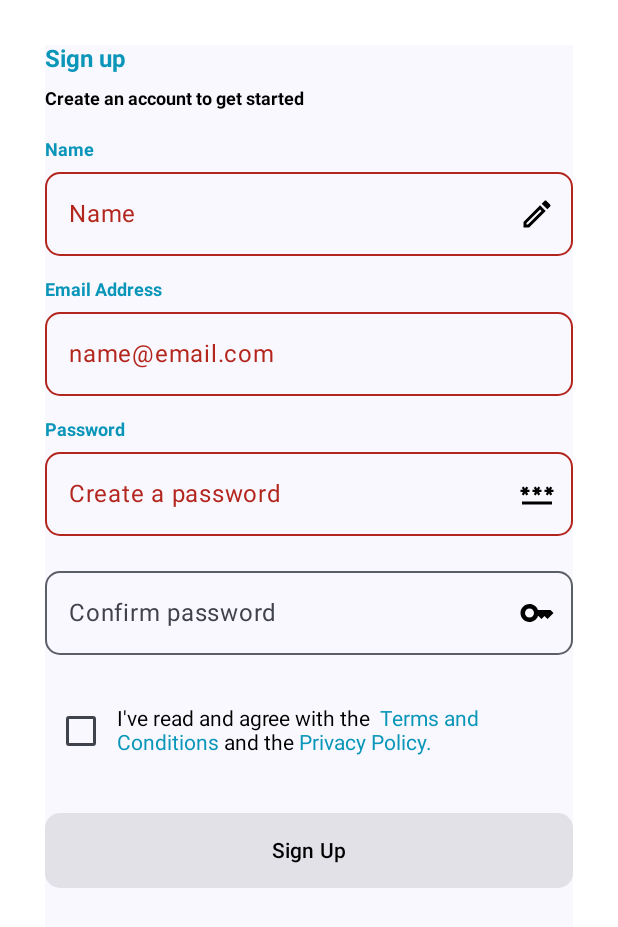
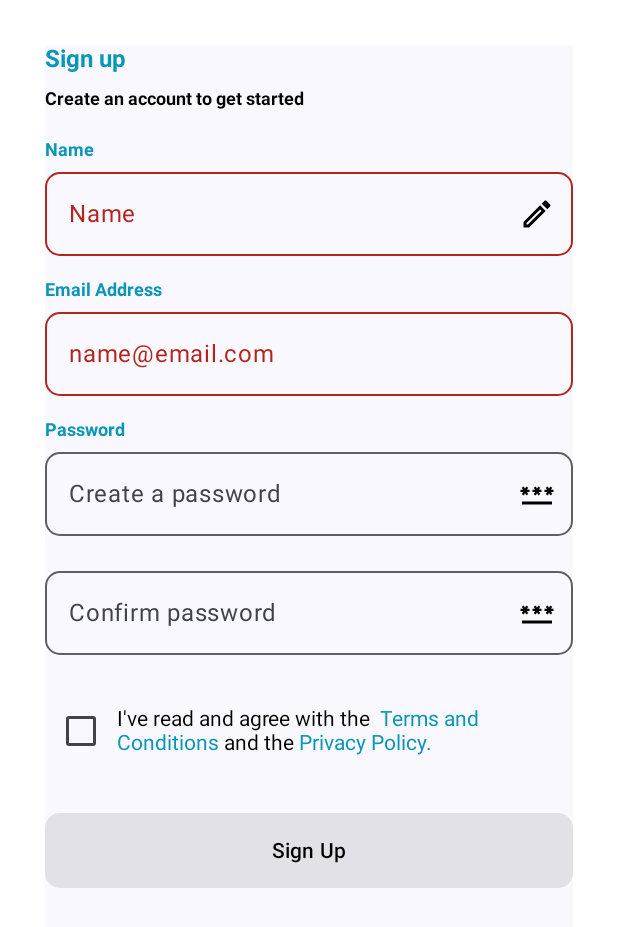
Before and after one commit to wellconnectlive/android_project_kc, an Android app built with Jetpack Compose: the RegisterScreen screen opened through its navigation route, on a phone screen of 412 x 824 dp. Shown: the top 927 px of the screen. Run offline under Robolectric (Android 15) with nearby library versions, the phone set to English and light mode, and no system bars; our stand-ins replace Dagger/Hilt's generated code, Firebase (no records; nobody signed in at launch, a user with empty details on screens opened directly); 1 statement that could not run was skipped.

Commit message:
last commit --> not real version

```diff
--- a/app/src/main/java/live/wellconnect/wellconnect/components/AppComponentsUI.kt
+++ b/app/src/main/java/live/wellconnect/wellconnect/components/AppComponentsUI.kt
@@ -103,11 +103,16 @@ fun MakeTextField(
 
 @OptIn(ExperimentalMaterial3Api::class)
 @Composable
-fun makeTextFieldPassword(labelValue: String, icon: ImageVector?) : MutableState<String>{
+fun MakeTextFieldPassword(
+    labelValue: String,
+    icon: ImageVector?,
+    onTextChange : (String) -> Unit,
+    errorStatus : Boolean = false,
+) {
 
     val passwordValue = remember { mutableStateOf("") }
 
-    val passworsIsVisible = remember { mutableStateOf(false) }
+    val passwordIsVisible = remember { mutableStateOf(false) }
 
     OutlinedTextField(
         modifier = Modifier.fillMaxWidth(),
@@ -120,25 +125,29 @@ fun makeTextFieldPassword(labelValue: String, icon: ImageVector?) : MutableState
         ),
         keyboardOptions = KeyboardOptions(keyboardType = KeyboardType.Password),
         value = passwordValue.value,
-        onValueChange = { passwordValue.value = it },
+        onValueChange = {
+            passwordValue.value = it
+            onTextChange(it)
+            },
         singleLine = true,
+        maxLines = 1,
+        isError = errorStatus,
         trailingIcon = {
             if (icon != null) {
-                val iconImage = if(passworsIsVisible.value){
+                val iconImage = if(passwordIsVisible.value){
                     Icons.Outlined.Visibility
                 }else {
                     Icons.Outlined.VisibilityOff
                 }
-                IconButton(onClick = { passworsIsVisible.value = !passworsIsVisible.value }) {
+                IconButton(onClick = { passwordIsVisible.value = !passwordIsVisible.value }) {
                     Image(imageVector = icon, contentDescription = "Pencil Edit")
                 }
             }
         },
-        visualTransformation = if(passworsIsVisible.value) VisualTransformation.None else PasswordVisualTransformation(),
+        visualTransformation = if(passwordIsVisible.value) VisualTransformation.None else PasswordVisualTransformation(),
         shape = RoundedCornerShape(10.dp),
     )
 
-    return passwordValue
 }
 
 @Composable
--- a/app/src/main/java/live/wellconnect/wellconnect/data/DataRepositoryImpl.kt
+++ b/app/src/main/java/live/wellconnect/wellconnect/data/DataRepositoryImpl.kt
@@ -53,15 +53,14 @@ class DataRepositoryImpl @Inject constructor(
                     "email" to user.email,
                     "password" to user.password,
                     "name" to user.name,
-                    //"photo" to getImage(user.photo),
                 )
             )
     }
 
     private fun getImage(photo : String) : Task<Uri> {
-        var file = Uri.fromFile(File("$photo"))
+        val file = Uri.fromFile(File("$photo"))
         val imagesRef = referenceStorage.child("images/${file.lastPathSegment}")
-        var uploadTask = imagesRef.putFile(file)
+        val uploadTask = imagesRef.putFile(file)
 
         // observers de la imagen subida
         uploadTask.addOnFailureListener {
--- a/app/src/main/java/live/wellconnect/wellconnect/presentation/register/RegisterScreen.kt
+++ b/app/src/main/java/live/wellconnect/wellconnect/presentation/register/RegisterScreen.kt
@@ -25,10 +25,10 @@ import androidx.compose.ui.tooling.preview.Preview
 import androidx.compose.ui.unit.dp
 import live.wellconnect.wellconnect.components.MakeText
 import live.wellconnect.wellconnect.components.MakeTextField
+import live.wellconnect.wellconnect.components.MakeTextFieldPassword
 import live.wellconnect.wellconnect.components.MyButton
 import live.wellconnect.wellconnect.components.MyCheckBox
 import live.wellconnect.wellconnect.components.Space
-import live.wellconnect.wellconnect.components.makeTextFieldPassword
 import live.wellconnect.wellconnect.data.DataRepositoryImpl
 import live.wellconnect.wellconnect.domain.UserRegister
 import live.wellconnect.wellconnect.navigation.AppRouter
@@ -69,16 +69,16 @@ fun RegisterScreen(
 
             Space(15)
             MakeText("Email Address", 12, TextColor, TextAlign.Start)
-            //email = makeTextField(labelValue = "name@email.com", icon = null).value
+
             MakeTextField(labelValue = "name@email.com", icon = null, onTextChange = { viewModel.onEvent(RegisterStates.EmailTaking(it)) }, errorStatus = viewModel.registerUIStates.value.emailError)
 
             Space(15)
             MakeText("Password", 12, TextColor, TextAlign.Start)
 
-            //password = makeTextFieldPassword(labelValue = "Create a password", icon = Icons.Outlined.Password).value
-            MakeTextField(labelValue = "Create a password", icon = Icons.Outlined.Password, onTextChange = { viewModel.onEvent(RegisterStates.PasswordTaking(it)) }, errorStatus = viewModel.registerUIStates.value.passwordError)
+            MakeTextFieldPassword(labelValue = "Create a password", icon = Icons.Outlined.Password, onTextChange = { viewModel.onEvent(RegisterStates.PasswordTaking(it)) }, errorStatus = viewModel.registerUIStates.value.passwordError)
             Space(15)
-            val repassword = makeTextFieldPassword(labelValue = "Confirm password", icon = Icons.Outlined.Key)
+            // todo -> still await for the same password validator
+            MakeTextFieldPassword(labelValue = "Confirm password", icon = Icons.Outlined.Password, onTextChange = { viewModel.onEvent(RegisterStates.PasswordTaking(it)) }, errorStatus = viewModel.registerUIStates.value.passwordError)
 
             Space(15)
 
@@ -100,11 +100,6 @@ fun RegisterScreen(
 
             // todo :  check for politics and conditions
             Space(20)
-            /*val user = UserRegister(
-                name,
-                email,
-                password,
-            )*/
 
             MyButton(onClicked = { viewModel.onEvent(RegisterStates.ButtonClicked) }, isEnabled = viewModel.isValidOK.value)
 
```
